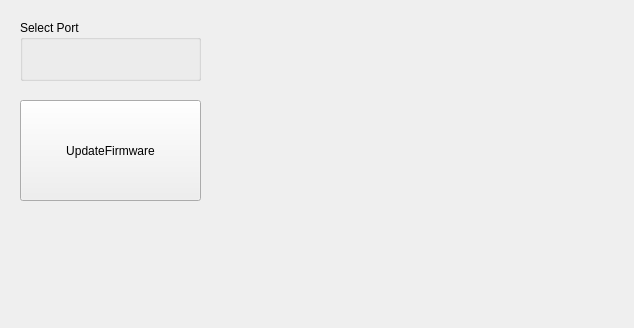
Old version of the form mainwindow.ui in the repository RainRainLiu/LynnFly-Station.
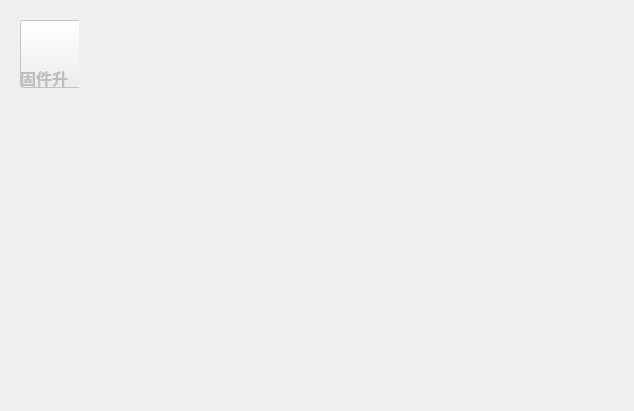
New version of the form. Icons and pictures are not drawn.

Patch:
```diff
--- a/mainwindow.ui
+++ b/mainwindow.ui
@@ -2,12 +2,15 @@
 <ui version="4.0">
  <class>MainWindow</class>
  <widget class="QMainWindow" name="MainWindow">
+  <property name="enabled">
+   <bool>true</bool>
+  </property>
   <property name="geometry">
    <rect>
     <x>0</x>
     <y>0</y>
     <width>634</width>
-    <height>328</height>
+    <height>411</height>
    </rect>
   </property>
   <property name="windowTitle">
@@ -21,63 +24,75 @@
    <string notr="true"/>
   </property>
   <widget class="QWidget" name="centralWidget">
-   <widget class="QLabel" name="backLable">
+   <widget class="QWidget" name="">
     <property name="geometry">
      <rect>
-      <x>0</x>
-      <y>0</y>
-      <width>634</width>
-      <height>328</height>
+      <x>9</x>
+      <y>9</y>
+      <width>70</width>
+      <height>92</height>
      </rect>
     </property>
-    <property name="styleSheet">
-     <string notr="true">border-image: url(:/Image/Image/startImage.jpg);</string>
-    </property>
-    <property name="text">
-     <string/>
-    </property>
+    <layout class="QGridLayout" name="gridLayout">
+     <item row="1" column="0">
+      <widget class="QPushButton" name="updateFirmwareButton">
+       <property name="enabled">
+        <bool>false</bool>
+       </property>
+       <property name="minimumSize">
+        <size>
+         <width>68</width>
+         <height>68</height>
+        </size>
+       </property>
+       <property name="cursor">
+        <cursorShape>PointingHandCursor</cursorShape>
+       </property>
+       <property name="styleSheet">
+        <string notr="true">border-image: url(:/ico/ico/Update.png);
+selection-background-color: qlineargradient(spread:pad, x1:0, y1:0, x2:1, y2:0, stop:0 rgba(0, 0, 0, 255), stop:1 rgba(255, 255, 255, 255));</string>
+       </property>
+       <property name="text">
+        <string/>
+       </property>
+       <property name="iconSize">
+        <size>
+         <width>100</width>
+         <height>100</height>
+        </size>
+       </property>
+      </widget>
+     </item>
+     <item row="2" column="0">
+      <widget class="QLabel" name="updateFirmwareLabe">
+       <property name="enabled">
+        <bool>false</bool>
+       </property>
+       <property name="font">
+        <font>
+         <family>宋体</family>
+         <pointsize>12</pointsize>
+         <weight>75</weight>
+         <bold>true</bold>
+        </font>
+       </property>
+       <property name="text">
+        <string>固件升级</string>
+       </property>
+      </widget>
+     </item>
+    </layout>
    </widget>
-   <widget class="QPushButton" name="updateFirmwareButton">
-    <property name="geometry">
-     <rect>
-      <x>20</x>
-      <y>100</y>
-      <width>181</width>
-      <height>101</height>
-     </rect>
-    </property>
-    <property name="text">
-     <string>UpdateFirmware</string>
-    </property>
-   </widget>
-   <widget class="QGroupBox" name="groupBox">
-    <property name="geometry">
-     <rect>
-      <x>20</x>
-      <y>20</y>
-      <width>181</width>
-      <height>61</height>
-     </rect>
-    </property>
-    <property name="title">
-     <string>Select Port</string>
-    </property>
-    <widget class="QWidget" name="">
-     <property name="geometry">
-      <rect>
-       <x>10</x>
-       <y>22</y>
-       <width>155</width>
-       <height>22</height>
-      </rect>
-     </property>
-     <layout class="QGridLayout" name="gridLayout">
-      <item row="0" column="0">
-       <widget class="QComboBox" name="serialPortComboBox"/>
-      </item>
-     </layout>
-    </widget>
-   </widget>
+  </widget>
+  <widget class="QMenuBar" name="menuBar">
+   <property name="geometry">
+    <rect>
+     <x>0</x>
+     <y>0</y>
+     <width>634</width>
+     <height>23</height>
+    </rect>
+   </property>
   </widget>
   <action name="actionCOM1">
    <property name="text">
```
Left out of the diff: 2 changed lines with no effect on the pictures.
